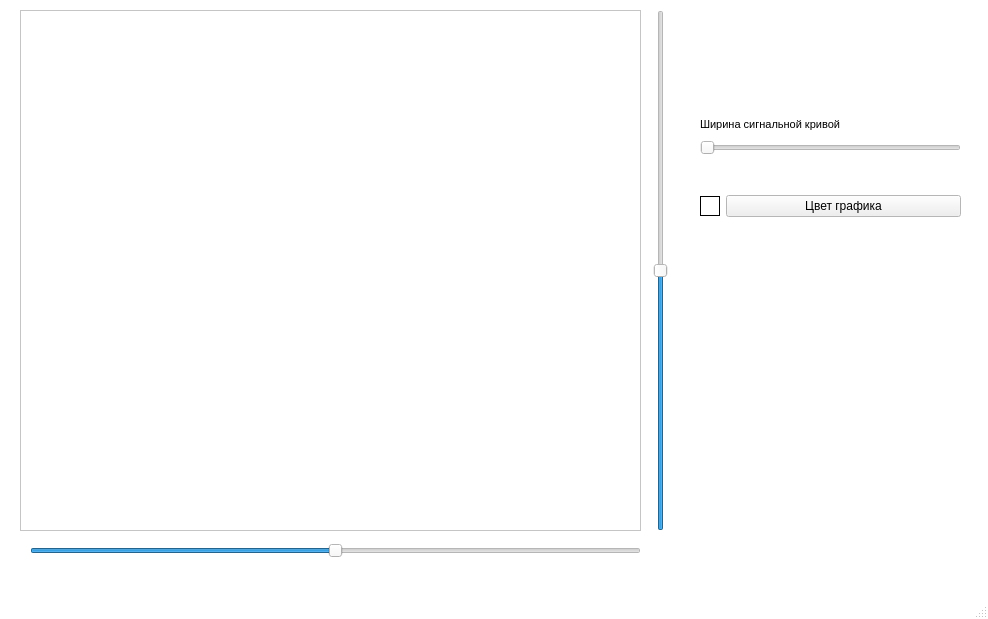
Qt form mainwindow.ui (vglaznev/inobitec-entry-task-client) before a commit.
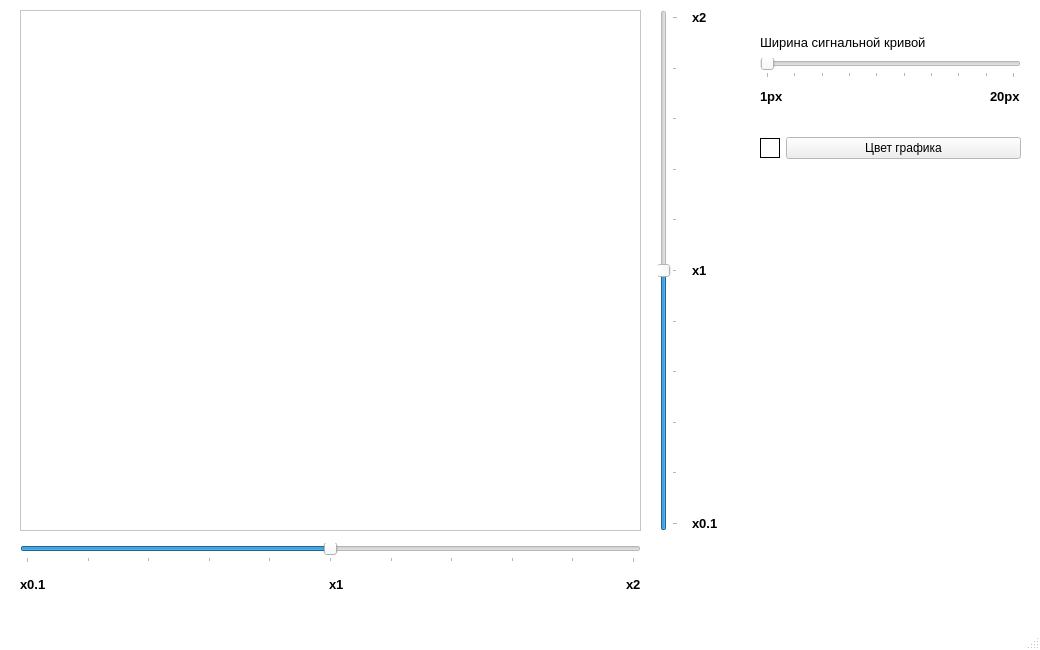
The same form after that commit. Custom widgets are drawn as their Qt base class.

Commit message: add ticks to sliders

```diff
--- a/mainwindow.ui
+++ b/mainwindow.ui
@@ -6,8 +6,8 @@
    <rect>
     <x>0</x>
     <y>0</y>
-    <width>988</width>
-    <height>619</height>
+    <width>1040</width>
+    <height>650</height>
    </rect>
   </property>
   <property name="palette">
@@ -79,6 +79,9 @@
   </property>
   <widget class="QWidget" name="centralwidget">
    <widget class="QChartView" name="graphicsView">
+    <property name="enabled">
+     <bool>false</bool>
+    </property>
     <property name="geometry">
      <rect>
       <x>20</x>
@@ -87,65 +90,62 @@
       <height>521</height>
      </rect>
     </property>
+    <property name="sizePolicy">
+     <sizepolicy hsizetype="Ignored" vsizetype="Ignored">
+      <horstretch>0</horstretch>
+      <verstretch>0</verstretch>
+     </sizepolicy>
+    </property>
+    <property name="contextMenuPolicy">
+     <enum>Qt::DefaultContextMenu</enum>
+    </property>
+    <property name="layoutDirection">
+     <enum>Qt::LeftToRight</enum>
+    </property>
     <property name="frameShape">
      <enum>QFrame::StyledPanel</enum>
     </property>
     <property name="frameShadow">
      <enum>QFrame::Sunken</enum>
     </property>
-   </widget>
-   <widget class="QSlider" name="horizontalSlider_2">
-    <property name="geometry">
-     <rect>
-      <x>30</x>
-      <y>540</y>
-      <width>611</width>
-      <height>22</height>
-     </rect>
+    <property name="verticalScrollBarPolicy">
+     <enum>Qt::ScrollBarAlwaysOff</enum>
     </property>
-    <property name="minimum">
-     <number>-10</number>
+    <property name="horizontalScrollBarPolicy">
+     <enum>Qt::ScrollBarAlwaysOff</enum>
     </property>
-    <property name="maximum">
-     <number>10</number>
+    <property name="sizeAdjustPolicy">
+     <enum>QAbstractScrollArea::AdjustIgnored</enum>
     </property>
-    <property name="singleStep">
-     <number>2</number>
+    <property name="interactive">
+     <bool>true</bool>
     </property>
-    <property name="orientation">
-     <enum>Qt::Horizontal</enum>
+    <property name="sceneRect">
+     <rectf>
+      <x>0.000000000000000</x>
+      <y>0.000000000000000</y>
+      <width>0.000000000000000</width>
+      <height>0.000000000000000</height>
+     </rectf>
     </property>
+    <property name="renderHints">
+     <set>QPainter::TextAntialiasing</set>
+    </property>
+    <property name="transformationAnchor">
+     <enum>QGraphicsView::AnchorViewCenter</enum>
+    </property>
+    <property name="viewportUpdateMode">
+     <enum>QGraphicsView::MinimalViewportUpdate</enum>
+    </property>
+    <property name="rubberBandSelectionMode">
+     <enum>Qt::IntersectsItemShape</enum>
+    </property>
    </widget>
-   <widget class="QSlider" name="verticalSlider">
+   <widget class="QWidget" name="layoutWidget">
     <property name="geometry">
      <rect>
-      <x>650</x>
+      <x>760</x>
       <y>10</y>
-      <width>22</width>
-      <height>521</height>
-     </rect>
-    </property>
-    <property name="minimum">
-     <number>-10</number>
-    </property>
-    <property name="maximum">
-     <number>10</number>
-    </property>
-    <property name="singleStep">
-     <number>2</number>
-    </property>
-    <property name="sliderPosition">
-     <number>0</number>
-    </property>
-    <property name="orientation">
-     <enum>Qt::Vertical</enum>
-    </property>
-   </widget>
-   <widget class="QWidget" name="">
-    <property name="geometry">
-     <rect>
-      <x>700</x>
-      <y>80</y>
       <width>261</width>
       <height>171</height>
      </rect>
@@ -163,7 +163,7 @@
          </property>
          <property name="font">
           <font>
-           <pointsize>8</pointsize>
+           <pointsize>10</pointsize>
           </font>
          </property>
          <property name="text">
@@ -172,17 +172,84 @@
         </widget>
        </item>
        <item>
-        <widget class="QSlider" name="horizontalSlider">
-         <property name="minimum">
-          <number>1</number>
-         </property>
-         <property name="maximum">
-          <number>10</number>
-         </property>
-         <property name="orientation">
-          <enum>Qt::Horizontal</enum>
-         </property>
-        </widget>
+        <layout class="QVBoxLayout" name="verticalLayout_5">
+         <item>
+          <widget class="QSlider" name="horizontalSlider">
+           <property name="minimum">
+            <number>1</number>
+           </property>
+           <property name="maximum">
+            <number>10</number>
+           </property>
+           <property name="orientation">
+            <enum>Qt::Horizontal</enum>
+           </property>
+           <property name="tickPosition">
+            <enum>QSlider::TicksBelow</enum>
+           </property>
+           <property name="tickInterval">
+            <number>1</number>
+           </property>
+          </widget>
+         </item>
+         <item>
+          <layout class="QHBoxLayout" name="horizontalLayout_4">
+           <item>
+            <widget class="QLabel" name="label_10">
+             <property name="maximumSize">
+              <size>
+               <width>40</width>
+               <height>25</height>
+              </size>
+             </property>
+             <property name="font">
+              <font>
+               <pointsize>10</pointsize>
+               <weight>75</weight>
+               <bold>true</bold>
+              </font>
+             </property>
+             <property name="text">
+              <string>1px</string>
+             </property>
+            </widget>
+           </item>
+           <item>
+            <spacer name="horizontalSpacer_3">
+             <property name="orientation">
+              <enum>Qt::Horizontal</enum>
+             </property>
+             <property name="sizeHint" stdset="0">
+              <size>
+               <width>40</width>
+               <height>20</height>
+              </size>
+             </property>
+            </spacer>
+           </item>
+           <item>
+            <widget class="QLabel" name="label_9">
+             <property name="maximumSize">
+              <size>
+               <width>40</width>
+               <height>25</height>
+              </size>
+             </property>
+             <property name="font">
+              <font>
+               <pointsize>10</pointsize>
+               <weight>75</weight>
+               <bold>true</bold>
+              </font>
+             </property>
+             <property name="text">
+              <string>20px</string>
+             </property>
+            </widget>
+           </item>
+          </layout>
+         </item>
+        </layout>
        </item>
       </layout>
      </item>
@@ -221,13 +288,258 @@
      </item>
     </layout>
    </widget>
+   <widget class="QWidget" name="horizontalLayoutWidget">
+    <property name="geometry">
+     <rect>
+      <x>650</x>
+      <y>10</y>
+      <width>91</width>
+      <height>521</height>
+     </rect>
+    </property>
+    <layout class="QHBoxLayout" name="horizontalLayout_2">
+     <item>
+      <widget class="QSlider" name="verticalSlider">
+       <property name="minimum">
+        <number>-10</number>
+       </property>
+       <property name="maximum">
+        <number>10</number>
+       </property>
+       <property name="singleStep">
+        <number>2</number>
+       </property>
+       <property name="sliderPosition">
+        <number>0</number>
+       </property>
+       <property name="orientation">
+        <enum>Qt::Vertical</enum>
+       </property>
+       <property name="tickPosition">
+        <enum>QSlider::TicksBelow</enum>
+       </property>
+      </widget>
+     </item>
+     <item>
+      <layout class="QVBoxLayout" name="verticalLayout_2">
+       <item>
+        <widget class="QLabel" name="label_3">
+         <property name="maximumSize">
+          <size>
+           <width>40</width>
+           <height>25</height>
+          </size>
+         </property>
+         <property name="font">
+          <font>
+           <pointsize>10</pointsize>
+           <weight>75</weight>
+           <bold>true</bold>
+          </font>
+         </property>
+         <property name="text">
+          <string>x2</string>
+         </property>
+        </widget>
+       </item>
+       <item>
+        <spacer name="verticalSpacer">
+         <property name="orientation">
+          <enum>Qt::Vertical</enum>
+         </property>
+         <property name="sizeHint" stdset="0">
+          <size>
+           <width>20</width>
+           <height>40</height>
+          </size>
+         </property>
+        </spacer>
+       </item>
+       <item>
+        <widget class="QLabel" name="label_4">
+         <property name="maximumSize">
+          <size>
+           <width>40</width>
+           <height>25</height>
+          </size>
+         </property>
+         <property name="font">
+          <font>
+           <pointsize>10</pointsize>
+           <weight>75</weight>
+           <bold>true</bold>
+          </font>
+         </property>
+         <property name="text">
+          <string>x1</string>
+         </property>
+        </widget>
+       </item>
+       <item>
+        <spacer name="verticalSpacer_2">
+         <property name="orientation">
+          <enum>Qt::Vertical</enum>
+         </property>
+         <property name="sizeHint" stdset="0">
+          <size>
+           <width>20</width>
+           <height>40</height>
+          </size>
+         </property>
+        </spacer>
+       </item>
+       <item>
+        <widget class="QLabel" name="label_5">
+         <property name="maximumSize">
+          <size>
+           <width>40</width>
+           <height>25</height>
+          </size>
+         </property>
+         <property name="font">
+          <font>
+           <pointsize>10</pointsize>
+           <weight>75</weight>
+           <bold>true</bold>
+          </font>
+         </property>
+         <property name="text">
+          <string>x0.1</string>
+         </property>
+        </widget>
+       </item>
+      </layout>
+     </item>
+    </layout>
+   </widget>
+   <widget class="QWidget" name="verticalLayoutWidget_2">
+    <property name="geometry">
+     <rect>
+      <x>20</x>
+      <y>540</y>
+      <width>621</width>
+      <height>61</height>
+     </rect>
+    </property>
+    <layout class="QVBoxLayout" name="verticalLayout_4">
+     <item>
+      <widget class="QSlider" name="horizontalSlider_2">
+       <property name="minimum">
+        <number>-10</number>
+       </property>
+       <property name="maximum">
+        <number>10</number>
+       </property>
+       <property name="singleStep">
+        <number>2</number>
+       </property>
+       <property name="orientation">
+        <enum>Qt::Horizontal</enum>
+       </property>
+       <property name="tickPosition">
+        <enum>QSlider::TicksBelow</enum>
+       </property>
+      </widget>
+     </item>
+     <item>
+      <layout class="QHBoxLayout" name="horizontalLayout_3">
+       <item>
+        <widget class="QLabel" name="label_8">
+         <property name="maximumSize">
+          <size>
+           <width>40</width>
+           <height>25</height>
+          </size>
+         </property>
+         <property name="font">
+          <font>
+           <pointsize>10</pointsize>
+           <weight>75</weight>
+           <bold>true</bold>
+          </font>
+         </property>
+         <property name="text">
+          <string>x0.1</string>
+         </property>
+        </widget>
+       </item>
+       <item>
+        <spacer name="horizontalSpacer_2">
+         <property name="orientation">
+          <enum>Qt::Horizontal</enum>
+         </property>
+         <property name="sizeHint" stdset="0">
+          <size>
+           <width>40</width>
+           <height>20</height>
+          </size>
+         </property>
+        </spacer>
+       </item>
+       <item>
+        <widget class="QLabel" name="label_7">
+         <property name="maximumSize">
+          <size>
+           <width>40</width>
+           <height>25</height>
+          </size>
+         </property>
+         <property name="font">
+          <font>
+           <pointsize>10</pointsize>
+           <weight>75</weight>
+           <bold>true</bold>
+          </font>
+         </property>
+         <property name="text">
+          <string>x1</string>
+         </property>
+        </widget>
+       </item>
+       <item>
+        <spacer name="horizontalSpacer">
+         <property name="orientation">
+          <enum>Qt::Horizontal</enum>
+         </property>
+         <property name="sizeHint" stdset="0">
+          <size>
+           <width>40</width>
+           <height>20</height>
+          </size>
+         </property>
+        </spacer>
+       </item>
+       <item>
+        <widget class="QLabel" name="label_6">
+         <property name="maximumSize">
+          <size>
+           <width>40</width>
+           <height>25</height>
+          </size>
+         </property>
+         <property name="font">
+          <font>
+           <pointsize>10</pointsize>
+           <weight>75</weight>
+           <bold>true</bold>
+          </font>
+         </property>
+         <property name="text">
+          <string>x2</string>
+         </property>
+        </widget>
+       </item>
+      </layout>
+     </item>
+    </layout>
+   </widget>
   </widget>
   <widget class="QMenuBar" name="menubar">
    <property name="geometry">
     <rect>
      <x>0</x>
      <y>0</y>
-     <width>988</width>
+     <width>1040</width>
      <height>21</height>
     </rect>
    </property>
```
